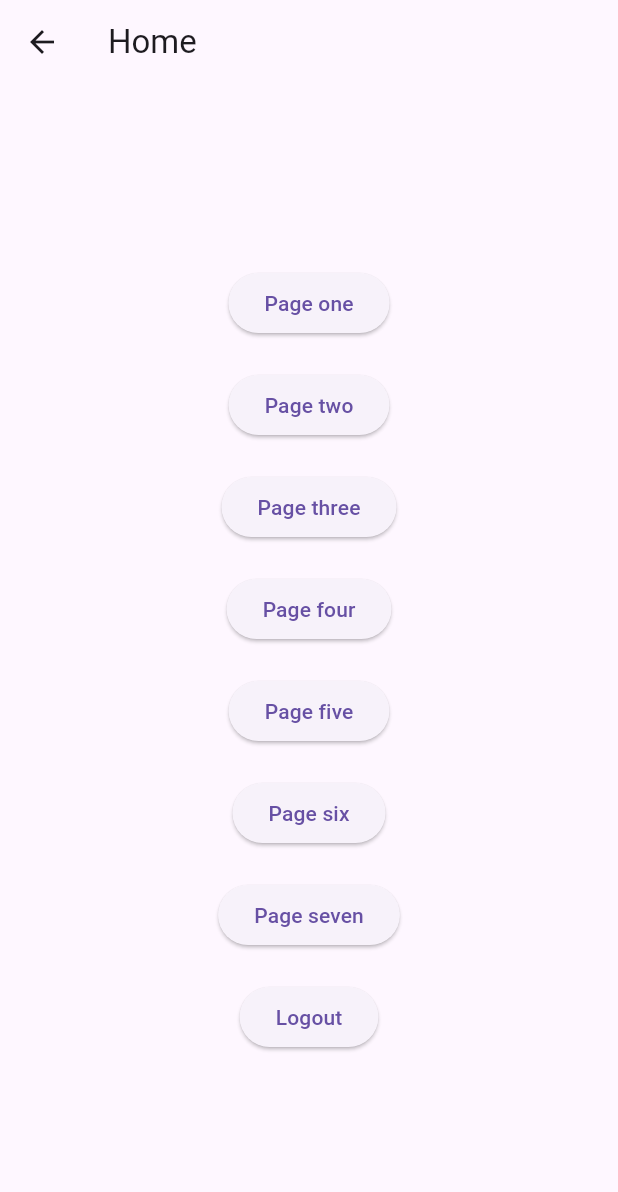
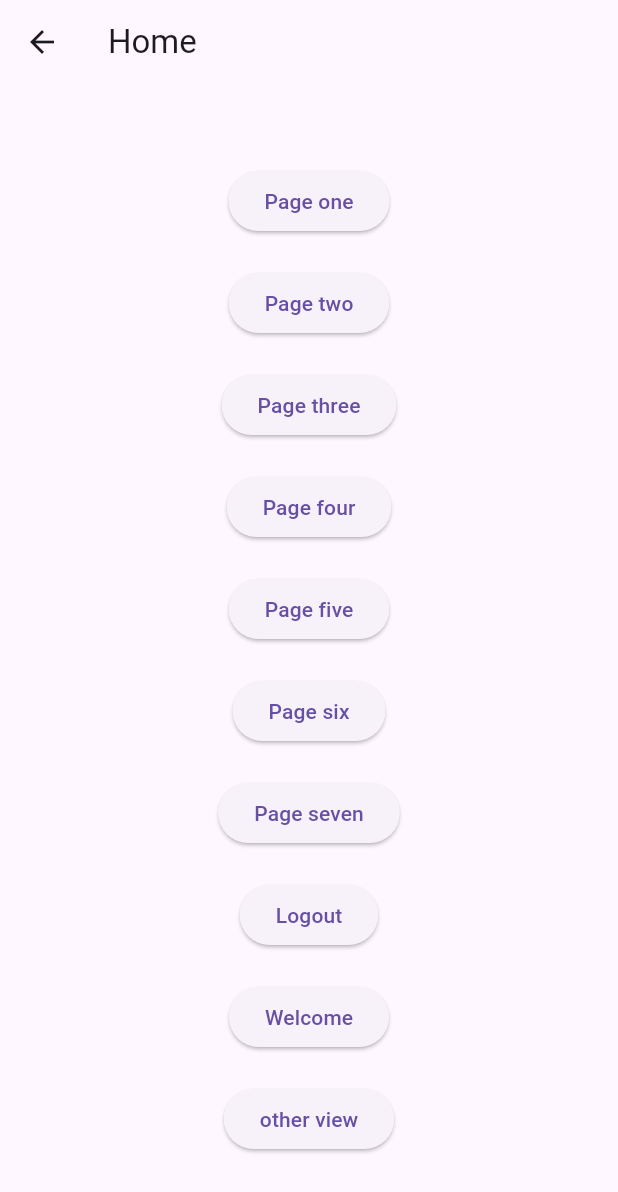
Before and after one commit to Hegazy02/learning_getx, a Flutter app: the HomeView screen opened by its route, on a phone screen of 412 x 824 dp. Shown: the top 1192 px of the screen. Run offline on Flutter 3.47's test engine with Material 2 defaults, Android fonts, the phone set to English and light mode, and no system bars; our stand-ins replace get, shared_preferences; accounts and stored records are empty.

Commit message:
get service and get view

```diff
--- a/lib/middlewares/auth_middleware.dart
+++ b/lib/middlewares/auth_middleware.dart
@@ -4,8 +4,11 @@ import 'package:getx/main.dart';
 
 class AuthMiddleWare extends GetMiddleware {
   @override
+  int? get priority => 2;
+  //اهميه الميدل وير دا التانية يعني في حد اهم منو
+  @override
   RouteSettings? redirect(String? route) {
-    if (sharedPref!.getBool('login') != null) {
+    if (sharedPref.getBool('login') != null) {
       return const RouteSettings(name: '/home');
     }
   }
--- /dev/null
+++ b/lib/middlewares/welcome_middleware.dart
@@ -0,0 +1,15 @@
+import 'package:flutter/material.dart';
+import 'package:get/get.dart';
+import 'package:getx/main.dart';
+
+class WelcomeMiddleWare extends GetMiddleware {
+  @override
+  int? get priority => 1;
+  //اهميه الميدل وير دا هي الاولى يعني الاول هيعمل الفنكنشنز الي فيه وبعدين يروح للميدل وير الي بعدو
+  @override
+  RouteSettings? redirect(String? route) {
+    if (sharedPref!.getString('welcome') != null) {
+      return const RouteSettings(name: '/welcome');
+    }
+  }
+}
--- a/lib/view/home_view.dart
+++ b/lib/view/home_view.dart
@@ -2,6 +2,7 @@ import 'package:flutter/material.dart';
 import 'package:get/get.dart';
 import 'package:getx/main.dart';
 import 'package:getx/view/login_view.dart';
+import 'package:getx/view/other_view.dart';
 import 'package:getx/view/page_five_view.dart';
 import 'package:getx/view/page_four_view.dart';
 import 'package:getx/view/page_one_view.dart';
@@ -9,6 +10,7 @@ import 'package:getx/view/page_seven_view.dart';
 import 'package:getx/view/page_six_view.dart';
 import 'package:getx/view/page_three_view.dart';
 import 'package:getx/view/page_two_view.dart';
+import 'package:getx/view/welcome_view.dart';
 
 class HomeView extends StatelessWidget {
   const HomeView({super.key});
@@ -80,13 +82,33 @@ class HomeView extends StatelessWidget {
             ),
             ElevatedButton(
                 onPressed: () {
-                  sharedPref!.remove('login');
+                  sharedPref.remove('login');
                   Get.offAll(
                     () => const LoginView(),
-                    // binding: MyBindings()
                   );
                 },
                 child: const Text("Logout")),
+            const SizedBox(
+              height: 20,
+            ),
+            ElevatedButton(
+                onPressed: () {
+                  sharedPref.remove('welcome');
+                  Get.offAll(
+                    () => const WelcomeView(),
+                  );
+                },
+                child: const Text("Welcome")),
+            const SizedBox(
+              height: 20,
+            ),
+            ElevatedButton(
+                onPressed: () {
+                  Get.offAll(
+                    () => const OtherView(),
+                  );
+                },
+                child: const Text("other view")),
           ],
         ),
       ),
--- a/lib/view/login_view.dart
+++ b/lib/view/login_view.dart
@@ -15,7 +15,7 @@ class LoginView extends StatelessWidget {
         body: Center(
           child: ElevatedButton(
               onPressed: () {
-                sharedPref!.setBool('login', true);
+                sharedPref.setBool('login', true);
                 Get.offAll(() => const HomeView());
               },
               child: const Text("Login")),
--- a/lib/view/page_five_view.dart
+++ b/lib/view/page_five_view.dart
@@ -9,7 +9,7 @@ class PageFive extends StatelessWidget {
   //اللازي بوت بطبيعتها بتشتغل مره واحده
   //يعني لما نلاقي فايند في صفحة هيعمل تعريف للكنترولر ولما نطلع من الصفحه الكنتورلر هيتمسح
 
-  //يعني لو هي في محطوطة في الهوم سكرين مثلا ودخلت على صفحة تانية فيها فايند ورجعت للهوم تاني هو هنا عارف اني استخدمت الازي مره قبل كدا فمش هيستخدمها تاني عشات الهوم موجوده معايا في الستاك وهيصحل ايريرو لما افتح صفحة الفايند تاني
+  //يعني لو هي في محطوطة في الهوم سكرين مثلا ودخلت على صفحة تانية فيها فايند ورجعت للهوم تاني هو هنا عارف اني استخدمت الازي مره قبل كدا فمش هيستخدمها تاني عشان الهوم موجوده معايا في الستاك وهيصحل ايريرو لما افتح صفحة الفايند تاني
   //انما لو حطيت اللازي في صفحة والصفحة دي بتتمسح من الستاك فا كل مره هفتح الصفحة دي هقدر استخدم اللازي بوت مع الفايند تاني عشان هنا لبرنامج بيتعامل انو الازي دي اول مره يشوفها
 
   //عشان منخليش الكنترولر يمتسح
@@ -19,7 +19,6 @@ class PageFive extends StatelessWidget {
   //لو عايز البيانات تكون معايا ونا بتنقل بين الصفحات هستخدم بوت
   //لو مش عايز البيانات تكون معايا ونا بتنقل هستخدم لازي بوت
 
-  //لو استخدمت اللازي بوت في الهوم سكرين
   @override
   Widget build(BuildContext context) {
     return Scaffold(
--- a/lib/view/page_four_view.dart
+++ b/lib/view/page_four_view.dart
@@ -8,6 +8,7 @@ class PageFour extends StatelessWidget {
   //عملت حقن للكنترولر
   HomeController controller = Get.put(HomeController(), permanent: true);
   //لما بستخدم البرمينانت كدا الداتا هتفضل في الكنترولر مش هتتمسح لما اطلع من السكرين
+  //بس البيانات هتتصفر هنا لو مستخدم انشيال بيندينج في الجيت ماتريال عشان دا في الصفحة دي انا بعمل انستانس جديد حتى لو عامل برميننت بترو
   @override
   Widget build(BuildContext context) {
     return Scaffold(
@@ -21,7 +22,7 @@ class PageFour extends StatelessWidget {
           children: [
             GetBuilder<HomeController>(
               // init: HomeController(),
-              //لما بعمل حقن كدا انا عرفت الكنترولر خلاص ومش محتاج اعرفو في ال ان اي تاني
+              //لما بعمل حقن كدا انا عرفت الكنترولر خلاص ومش محتاج اعرفو في ال ان ايت تاني
               builder: (controller) => Text(
                 "${controller.number}",
                 style:
--- a/lib/view/page_one_view.dart
+++ b/lib/view/page_one_view.dart
@@ -15,8 +15,7 @@ class PageOne extends StatelessWidget {
         //بتعتمد على انك تشغل فنكشن الابديت عشان تعمل ريبلد للويدجت
         init: HomeController(),
         //بعمل تعريف للكونترلر اول مره بس بعد كدا بستخدم الجيت بلدر او جيت اكس منغير ما اعرف نفس الكونترولر تاني
-        //لو حصل تغيير في جيت بيلد واحده هيعتمل ريها ريبلد هي وكل الجيت بيلدز الي بياخدو نفس الكونترولر حتى لو متغيرش فيهم حاجةلهف
-
+        //لو حصل تغيير في جيت بيلد واحده هيعتمل ريها ريبلد هي وكل الجيت بيلدز الي بياخدو نفس الكونترولر حتى لو متغيرش فيهم حاجةه
         builder: (controller) => Center(
           child: Column(
             mainAxisAlignment: MainAxisAlignment.center,
```
Also changed, not shown: lib/main.dart (+14 -5 lines), lib/services/settings_services.dart (added, +24 -0 lines), lib/view/other_view.dart (added, +29 -0 lines), lib/view/welcome_view.dart (added, +34 -0 lines).
